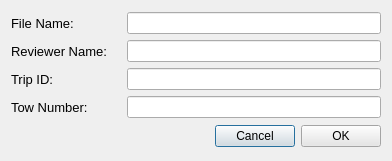
Above: src/common/metadata_dialog.ui from cvisionai/Tator-Native before the change. Below: the same form after it.
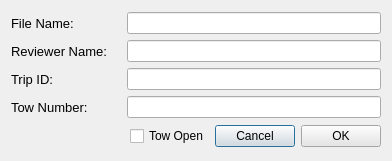
That is the form after the change.

Diff of the .ui file:
```diff
--- a/src/common/metadata_dialog.ui
+++ b/src/common/metadata_dialog.ui
@@ -157,6 +157,13 @@
        </property>
       </spacer>
      </item>
+     <item>
+      <widget class="QCheckBox" name="towStatus">
+       <property name="text">
+        <string>Tow Open</string>
+       </property>
+      </widget>
+     </item>
      <item>
       <widget class="QPushButton" name="cancel">
        <property name="minimumSize">
```
